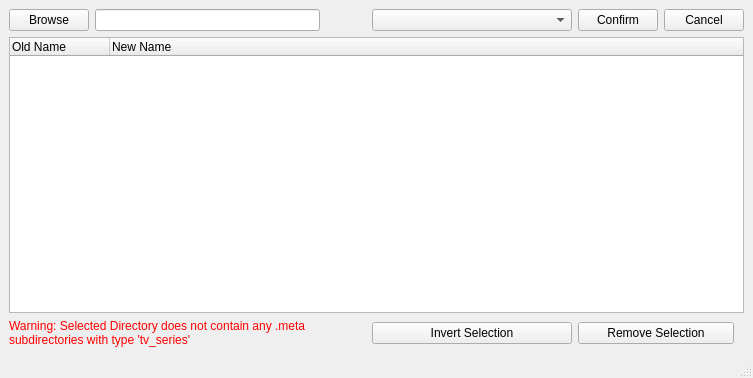
Above: toktokkie/ui/qt/qt_designer/tv_series_renamer.ui from namboy94/toktokkie before the change. Below: the same form after it.
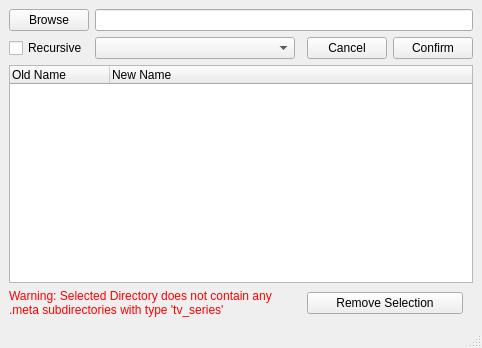
That is the form after the change.

Commit message: Finished the Renamer Gui

The edit to the form file:
```diff
--- a/toktokkie/ui/qt/qt_designer/tv_series_renamer.ui
+++ b/toktokkie/ui/qt/qt_designer/tv_series_renamer.ui
@@ -6,8 +6,8 @@
    <rect>
     <x>0</x>
     <y>0</y>
-    <width>753</width>
-    <height>378</height>
+    <width>475</width>
+    <height>348</height>
    </rect>
   </property>
   <property name="windowTitle">
@@ -22,37 +22,7 @@
       </property>
      </widget>
     </item>
-    <item row="0" column="4">
-     <widget class="QPushButton" name="confirm_button">
-      <property name="text">
-       <string>Confirm</string>
-      </property>
-     </widget>
-    </item>
-    <item row="0" column="2">
-     <spacer name="horizontalSpacer">
-      <property name="orientation">
-       <enum>Qt::Horizontal</enum>
-      </property>
-      <property name="sizeType">
-       <enum>QSizePolicy::Minimum</enum>
-      </property>
-      <property name="sizeHint" stdset="0">
-       <size>
-        <width>40</width>
-        <height>20</height>
-       </size>
-      </property>
-     </spacer>
-    </item>
-    <item row="0" column="5">
-     <widget class="QPushButton" name="cancel_button">
-      <property name="text">
-       <string>Cancel</string>
-      </property>
-     </widget>
-    </item>
-    <item row="1" column="0" colspan="6">
+    <item row="2" column="0" colspan="8">
      <widget class="QTreeWidget" name="rename_list">
       <property name="selectionMode">
        <enum>QAbstractItemView::ExtendedSelection</enum>
@@ -72,7 +42,7 @@
       </column>
      </widget>
     </item>
-    <item row="2" column="4" colspan="2">
+    <item row="3" column="6" colspan="2">
      <widget class="QPushButton" name="selection_remover_button">
       <property name="maximumSize">
        <size>
@@ -85,27 +55,7 @@
       </property>
      </widget>
     </item>
-    <item row="0" column="3">
-     <widget class="QComboBox" name="scheme_selector">
-      <property name="minimumSize">
-       <size>
-        <width>200</width>
-        <height>0</height>
-       </size>
-      </property>
-      <property name="toolTip">
-       <string>&lt;html&gt;&lt;head/&gt;&lt;body&gt;&lt;p&gt;The naming scheme used for renaming the episodes&lt;/p&gt;&lt;/body&gt;&lt;/html&gt;</string>
-      </property>
-     </widget>
-    </item>
-    <item row="2" column="3">
-     <widget class="QPushButton" name="selection_inverter_button">
-      <property name="text">
-       <string>Invert Selection</string>
-      </property>
-     </widget>
-    </item>
-    <item row="2" column="0" colspan="3">
+    <item row="3" column="0" colspan="5">
      <widget class="QLabel" name="meta_warning_label">
       <property name="maximumSize">
        <size>
@@ -121,8 +71,89 @@
       </property>
      </widget>
     </item>
-    <item row="0" column="1">
-     <widget class="QLineEdit" name="directory_entry"/>
+    <item row="1" column="1" colspan="4">
+     <widget class="QComboBox" name="scheme_selector">
+      <property name="minimumSize">
+       <size>
+        <width>200</width>
+        <height>0</height>
+       </size>
+      </property>
+      <property name="toolTip">
+       <string>&lt;html&gt;&lt;head/&gt;&lt;body&gt;&lt;p&gt;The naming scheme used for renaming the episodes&lt;/p&gt;&lt;/body&gt;&lt;/html&gt;</string>
+      </property>
+     </widget>
+    </item>
+    <item row="0" column="1" colspan="7">
+     <widget class="QLineEdit" name="directory_entry">
+      <property name="toolTip">
+       <string>&lt;html&gt;&lt;head/&gt;&lt;body&gt;&lt;p&gt;The Path to the directory is specified here&lt;/p&gt;&lt;/body&gt;&lt;/html&gt;</string>
+      </property>
+     </widget>
+    </item>
+    <item row="1" column="6">
+     <widget class="QPushButton" name="cancel_button">
+      <property name="sizePolicy">
+       <sizepolicy hsizetype="Fixed" vsizetype="Fixed">
+        <horstretch>0</horstretch>
+        <verstretch>0</verstretch>
+       </sizepolicy>
+      </property>
+      <property name="toolTip">
+       <string>&lt;html&gt;&lt;head/&gt;&lt;body&gt;&lt;p&gt;Resets all input fields.&lt;/p&gt;&lt;/body&gt;&lt;/html&gt;</string>
+      </property>
+      <property name="text">
+       <string>Cancel</string>
+      </property>
+     </widget>
+    </item>
+    <item row="1" column="0">
+     <widget class="QCheckBox" name="recursive_check">
+      <property name="sizePolicy">
+       <sizepolicy hsizetype="Fixed" vsizetype="Fixed">
+        <horstretch>0</horstretch>
+        <verstretch>0</verstretch>
+       </sizepolicy>
+      </property>
+      <property name="toolTip">
+       <string>&lt;html&gt;&lt;head/&gt;&lt;body&gt;&lt;p&gt;If checked, all directories below the selected directory are taken into consideration.&lt;/p&gt;&lt;/body&gt;&lt;/html&gt;</string>
+      </property>
+      <property name="text">
+       <string>Recursive</string>
+      </property>
+     </widget>
+    </item>
+    <item row="1" column="7">
+     <widget class="QPushButton" name="confirm_button">
+      <property name="sizePolicy">
+       <sizepolicy hsizetype="Fixed" vsizetype="Fixed">
+        <horstretch>0</horstretch>
+        <verstretch>0</verstretch>
+       </sizepolicy>
+      </property>
+      <property name="toolTip">
+       <string>&lt;html&gt;&lt;head/&gt;&lt;body&gt;&lt;p&gt;Starts renaming the files in the list below.&lt;/p&gt;&lt;/body&gt;&lt;/html&gt;</string>
+      </property>
+      <property name="text">
+       <string>Confirm</string>
+      </property>
+     </widget>
+    </item>
+    <item row="1" column="5">
+     <spacer name="horizontalSpacer">
+      <property name="orientation">
+       <enum>Qt::Horizontal</enum>
+      </property>
+      <property name="sizeType">
+       <enum>QSizePolicy::Maximum</enum>
+      </property>
+      <property name="sizeHint" stdset="0">
+       <size>
+        <width>15</width>
+        <height>20</height>
+       </size>
+      </property>
+     </spacer>
     </item>
    </layout>
   </widget>
```
Left out of the diff: 12 changed lines with no effect on the pictures. The commit also changes 3 other files.
